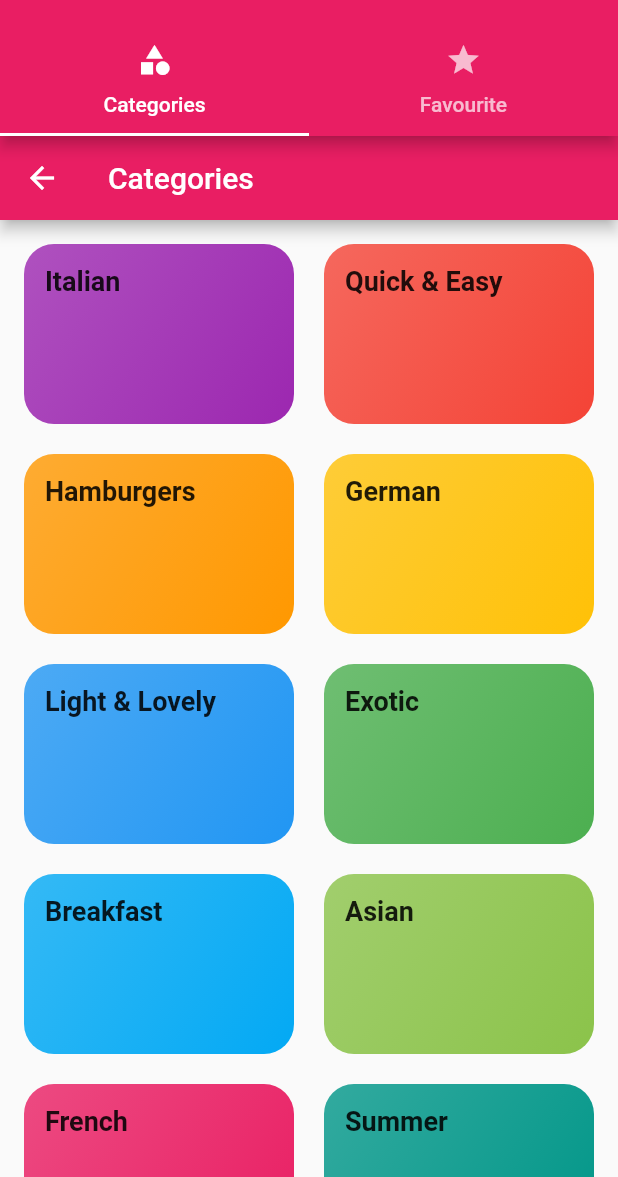
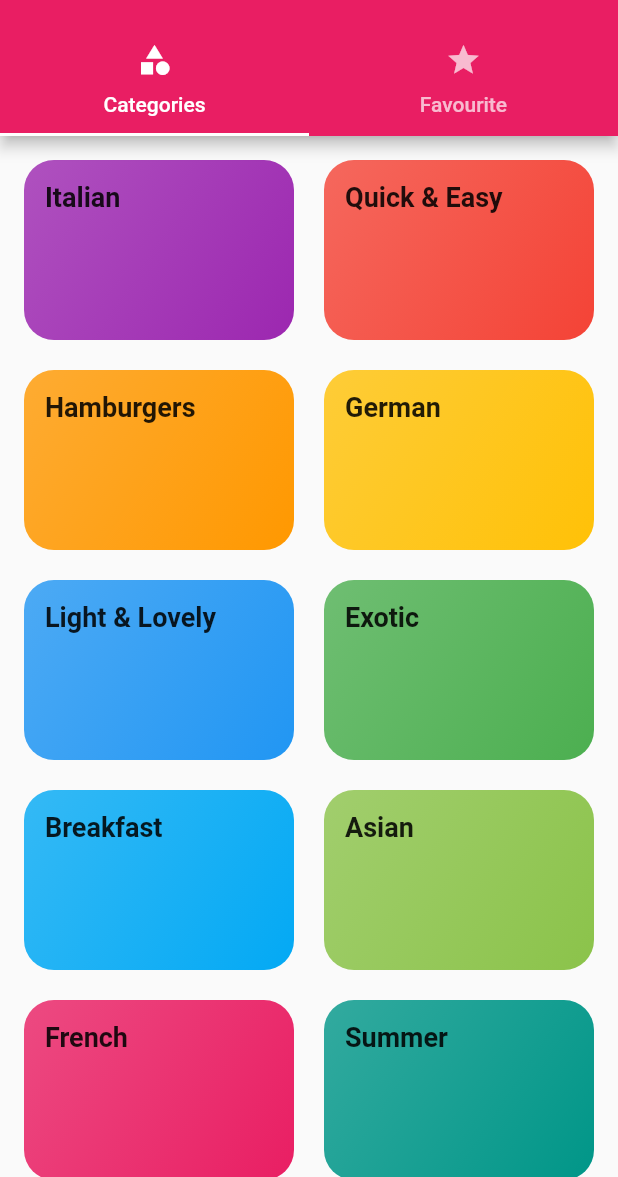
Before and after one commit to mydigita/flutter-recipe-app, a Flutter app: the TabScreen screen opened directly, on a phone screen of 412 x 824 dp, the part 59-1236 px from its top. Run offline on Flutter 3.47's test engine with Material 2 defaults, Android fonts, the phone set to English and light mode, and no system bars.

Commit message:
applied TabBarView with TabScreen

```diff
--- a/lib/main.dart
+++ b/lib/main.dart
@@ -1,4 +1,5 @@
 import 'package:flutter/material.dart';
+import './screens/tabs_screen.dart';
 import './screens/meal_detail_screen.dart';
 import './screens/category_meals_screen.dart';
 import './screens/categories_screen.dart';
@@ -17,7 +18,7 @@ class MyApp extends StatelessWidget {
       theme: ThemeData(primarySwatch: Colors.pink),
       initialRoute: '/',
       routes: {
-        '/': (context) => const CategoriesScreen(),
+        '/': (context) => const TabScreen(),
         CategoryMealsScreen.routeName: (context) => const CategoryMealsScreen(),
         MealDetailScreen.routeName: (context) => const MealDetailScreen(),
       },
--- a/lib/screens/categories_screen.dart
+++ b/lib/screens/categories_screen.dart
@@ -7,11 +7,7 @@ class CategoriesScreen extends StatelessWidget {
 
   @override
   Widget build(BuildContext context) {
-    return Scaffold(
-      appBar: AppBar(
-        title: const Text('Categories'),
-      ),
-      body: SafeArea(
+    return SafeArea(
       child: GridView(
         padding: const EdgeInsets.all(16),
         gridDelegate: const SliverGridDelegateWithMaxCrossAxisExtent(
@@ -25,7 +21,6 @@ class CategoriesScreen extends StatelessWidget {
             .map((data) => CategoryItem(data.id, data.title, data.color))
             .toList(),
       ),
-      ),
     );
   }
 }
```
Lines whose indentation alone changed are shown as unchanged.
